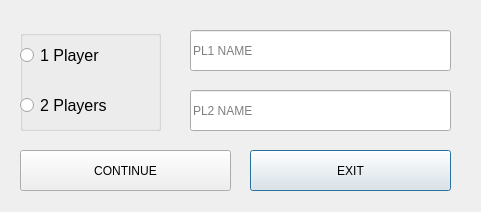
Old version of the form pacman/settingsdialog.ui in the repository Kanzu32/homework.
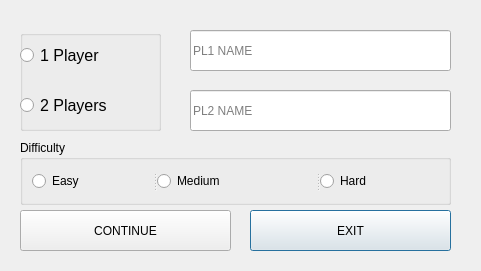
New version of the form.

Diff of the .ui file:
```diff
--- a/pacman/settingsdialog.ui
+++ b/pacman/settingsdialog.ui
@@ -7,7 +7,7 @@
     <x>0</x>
     <y>0</y>
     <width>481</width>
-    <height>212</height>
+    <height>271</height>
    </rect>
   </property>
   <property name="windowTitle">
@@ -66,7 +66,7 @@
    <property name="geometry">
     <rect>
      <x>250</x>
-     <y>150</y>
+     <y>210</y>
      <width>201</width>
      <height>41</height>
     </rect>
@@ -79,7 +79,7 @@
    <property name="geometry">
     <rect>
      <x>20</x>
-     <y>150</y>
+     <y>210</y>
      <width>211</width>
      <height>41</height>
     </rect>
@@ -120,6 +120,43 @@
     <string>PL2 NAME</string>
    </property>
   </widget>
+  <widget class="QGroupBox" name="groupBox_2">
+   <property name="geometry">
+    <rect>
+     <x>20</x>
+     <y>140</y>
+     <width>431</width>
+     <height>65</height>
+    </rect>
+   </property>
+   <property name="title">
+    <string>Difficulty</string>
+   </property>
+   <layout class="QVBoxLayout" name="verticalLayout">
+    <item>
+     <widget class="QSplitter" name="splitter">
+      <property name="orientation">
+       <enum>Qt::Horizontal</enum>
+      </property>
+      <widget class="QRadioButton" name="radioButton_5">
+       <property name="text">
+        <string>Easy</string>
+       </property>
+      </widget>
+      <widget class="QRadioButton" name="radioButton_6">
+       <property name="text">
+        <string>Medium</string>
+       </property>
+      </widget>
+      <widget class="QRadioButton" name="radioButton_7">
+       <property name="text">
+        <string>Hard</string>
+       </property>
+      </widget>
+     </widget>
+    </item>
+   </layout>
+  </widget>
  </widget>
  <resources/>
  <connections/>
```
